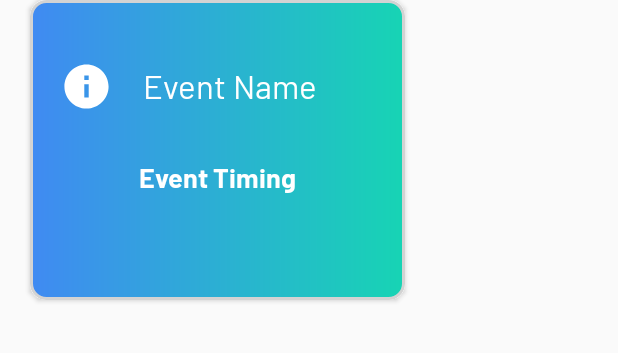
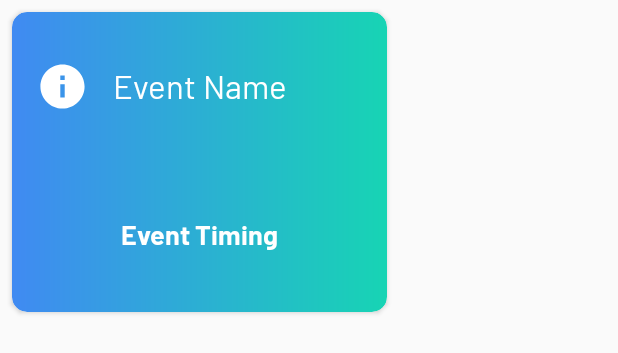
Before and after one commit to GDGVIT/Women-Techies-2019-App, an Android app: the layout fragment_agenda_item.xml on its own in the app's theme, with its tools: preview values and no code run, on a phone screen of 412 x 824 dp. Shown: the top 353 px of the screen. Run offline under Robolectric (Android 15) with nearby library versions, the phone set to English and light mode, and no system bars.

Commit message:
minor ui changes

```diff
--- a/app/build.gradle
+++ b/app/build.gradle
@@ -46,6 +46,7 @@ dependencies {
     implementation 'com.shobhitpuri.custombuttons:google-signin:1.0.0'
 
     implementation 'com.thoughtbot:expandablerecyclerview:1.3'
+    implementation 'androidx.legacy:legacy-support-v4:1.0.0'
 
 
 }
--- a/app/src/main/res/drawable/gradient_box.xml
+++ b/app/src/main/res/drawable/gradient_box.xml
@@ -1,10 +1,10 @@
 <?xml version="1.0" encoding="utf-8"?>
 <shape xmlns:android="http://schemas.android.com/apk/res/android">
 
-    <stroke
-        android:color="#D3D3D3"
-        android:width="2dp">
-    </stroke>
+    <!--<stroke-->
+        <!--android:color="#D3D3D3"-->
+        <!--android:width="2dp">-->
+    <!--</stroke>-->
     <gradient
         android:startColor="@color/colorGradientBlue"
         android:endColor="@color/colorGradientGreen">
--- a/app/src/main/res/layout/activity_main.xml
+++ b/app/src/main/res/layout/activity_main.xml
@@ -14,12 +14,10 @@
 
     <com.google.android.material.navigation.NavigationView
         android:id="@+id/nav_view"
-        android:layout_width="410dp"
+        android:layout_width="match_parent"
         android:layout_height="match_parent"
         android:layout_gravity="start"
-        android:fitsSystemWindows="true"
-        android:paddingTop="50dp"
-        android:paddingLeft="30dp">
+        android:fitsSystemWindows="true">
 
         <include
             layout="@layout/nav_panel_layout"
--- a/app/src/main/res/layout/fragment_agenda_item.xml
+++ b/app/src/main/res/layout/fragment_agenda_item.xml
@@ -1,10 +1,16 @@
 <?xml version="1.0" encoding="utf-8"?>
-<androidx.cardview.widget.CardView xmlns:android="http://schemas.android.com/apk/res/android"
+
+<LinearLayout xmlns:android="http://schemas.android.com/apk/res/android"
     xmlns:app="http://schemas.android.com/apk/res-auto"
+    xmlns:tools="http://schemas.android.com/tools"
+    android:layout_width="wrap_content"
+    android:layout_height="wrap_content">
+
+    <androidx.cardview.widget.CardView
+        android:id="@+id/card_view"
         android:layout_width="250dp"
         android:layout_height="200dp"
-    android:layout_marginLeft="20dp"
-    android:id="@+id/card_view"
+        android:layout_margin="8dp"
         android:elevation="5dp"
         app:cardCornerRadius="10dp">
 
@@ -16,53 +22,63 @@
         <!--card_view:cardElevation="5dp"-->
         <!--card_view:cardUseCompatPadding="true">-->
 
-        <LinearLayout
+        <androidx.constraintlayout.widget.ConstraintLayout
             android:layout_width="match_parent"
             android:layout_height="match_parent"
             android:background="@drawable/gradient_box"
             android:orientation="vertical">
 
-            <LinearLayout
-                android:layout_width="match_parent"
-                android:layout_height="60dp"
-                android:layout_marginTop="40dp"
-                android:orientation="horizontal">
+            <TextView
+                android:id="@+id/textViewName"
+                android:layout_width="0dp"
+                android:layout_height="0dp"
+                android:layout_marginStart="8dp"
+                android:layout_marginTop="2dp"
+                android:layout_marginEnd="16dp"
+                android:layout_marginBottom="8dp"
+                android:fontFamily="@font/barlow_regular"
+                android:text="Event Name"
+                android:textAppearance="?android:attr/textAppearanceLarge"
+                android:textColor="@color/colorWhite"
+                app:layout_constraintBottom_toTopOf="@+id/textViewVersion"
+                app:layout_constraintEnd_toEndOf="parent"
+                app:layout_constraintHorizontal_bias="0.5"
+                app:layout_constraintStart_toEndOf="@+id/imageView"
+                app:layout_constraintTop_toTopOf="@+id/imageView"
+                app:layout_constraintVertical_bias="0.521" />
 
             <ImageView
                 android:id="@+id/imageView"
                 android:layout_width="35dp"
                 android:layout_height="35dp"
-                    android:layout_marginLeft="20dp"
-                    app:srcCompat="@drawable/ic_info_black_24dp"
-                    android:tag="image_tag" />
-
-
-                <TextView
-                    android:id="@+id/textViewName"
-                    android:layout_width="wrap_content"
-                    android:layout_height="wrap_content"
-                    android:layout_marginLeft="20dp"
-                    android:layout_marginTop="2dp"
-                    android:text="Event Name"
-                    android:fontFamily="@font/barlow_regular"
-                    android:textColor="@color/colorWhite"
-                    android:textAppearance="?android:attr/textAppearanceLarge" />
-            </LinearLayout>
+                android:layout_marginStart="16dp"
+                android:layout_marginTop="32dp"
+                android:layout_marginEnd="8dp"
+                android:tag="image_tag"
+                app:layout_constraintEnd_toStartOf="@+id/textViewName"
+                app:layout_constraintHorizontal_bias="0.5"
+                app:layout_constraintStart_toStartOf="parent"
+                app:layout_constraintTop_toTopOf="parent"
+                app:srcCompat="@drawable/ic_info_black_24dp" />
 
             <TextView
                 android:id="@+id/textViewVersion"
                 android:layout_width="wrap_content"
                 android:layout_height="wrap_content"
                 android:layout_gravity="center_horizontal"
+                android:layout_marginBottom="40dp"
+                android:fontFamily="@font/barlow_bold"
                 android:text="Event Timing"
-                android:layout_marginTop="5dp"
+                android:textAppearance="?android:attr/textAppearanceMedium"
+                android:textColor="@color/colorWhite"
                 android:textStyle="bold"
-                android:fontFamily="@font/barlow_bold"
-                android:textColor="@color/colorWhite"
-                android:textAppearance="?android:attr/textAppearanceMedium" />
+                app:layout_constraintBottom_toBottomOf="parent"
+                app:layout_constraintEnd_toEndOf="parent"
+                app:layout_constraintStart_toStartOf="parent" />
 
 
-        </LinearLayout>
+        </androidx.constraintlayout.widget.ConstraintLayout>
 
         <!--</androidx.cardview.widget.CardView>-->
     </androidx.cardview.widget.CardView>
+</LinearLayout>
```
Also changed, not shown: app/src/main/res/layout/fragment_agenda.xml (+47 -45 lines), app/src/main/res/layout/nav_list_templates.xml (+18 -12 lines), app/src/main/res/layout/nav_panel_layout.xml (+14 -7 lines). Lines whose indentation alone changed are shown as unchanged.
